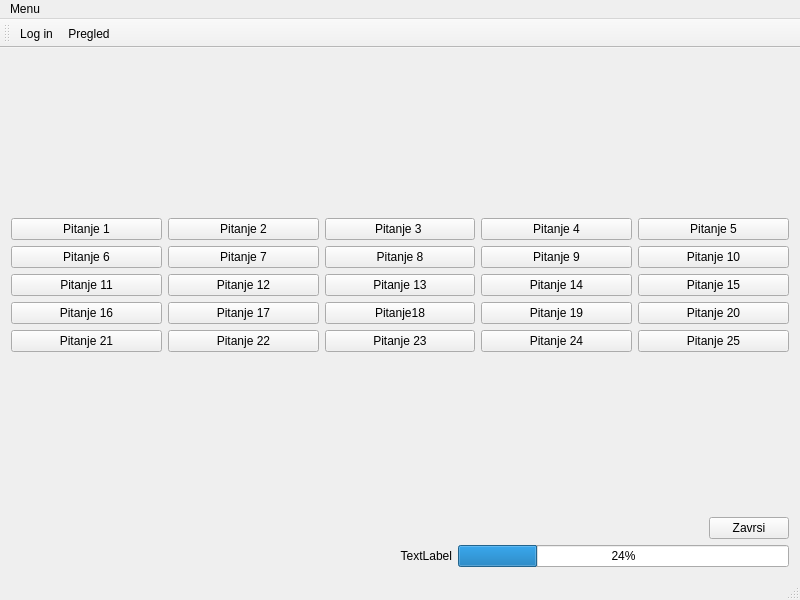
Qt form mainwindow.ui (AdnanBabajic/Quiz-uniproject) before a commit.
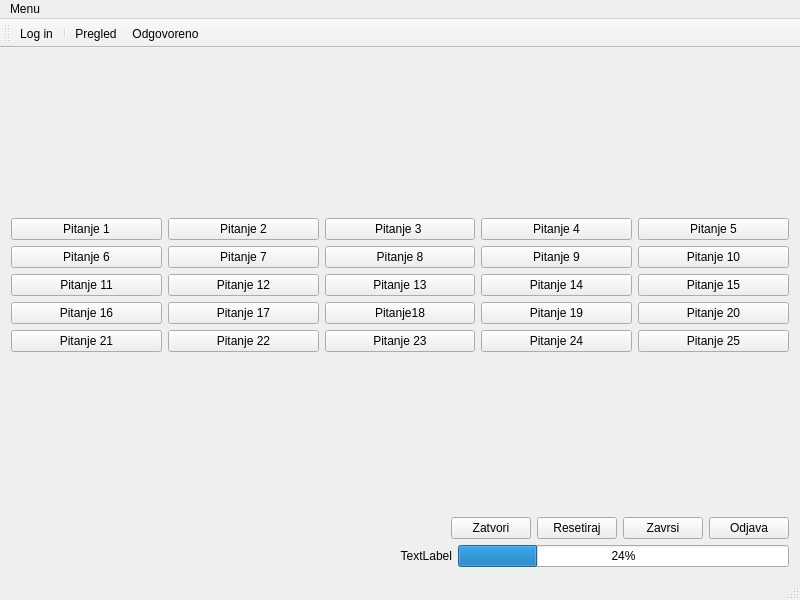
The same form after that commit. Icons and pictures are not drawn.

```diff
--- a/mainwindow.ui
+++ b/mainwindow.ui
@@ -255,6 +255,20 @@
         </property>
        </spacer>
       </item>
+      <item>
+       <widget class="QPushButton" name="exit">
+        <property name="text">
+         <string>Zatvori</string>
+        </property>
+       </widget>
+      </item>
+      <item>
+       <widget class="QPushButton" name="restart">
+        <property name="text">
+         <string>Resetiraj</string>
+        </property>
+       </widget>
+      </item>
       <item>
        <widget class="QPushButton" name="ending">
         <property name="text">
@@ -262,6 +276,13 @@
         </property>
        </widget>
       </item>
+      <item>
+       <widget class="QPushButton" name="logout">
+        <property name="text">
+         <string>Odjava</string>
+        </property>
+       </widget>
+      </item>
      </layout>
     </item>
     <item>
@@ -330,7 +351,9 @@
     <bool>false</bool>
    </attribute>
    <addaction name="actionLog_in"/>
+   <addaction name="separator"/>
    <addaction name="actionPregled"/>
+   <addaction name="actionOdgovoreno"/>
   </widget>
   <widget class="QStatusBar" name="statusBar"/>
   <action name="actionLog_in">
@@ -351,6 +374,15 @@
     <string>Pregled</string>
    </property>
   </action>
+  <action name="actionOdgovoreno">
+   <property name="icon">
+    <iconset resource="icons.qrc">
+     <normaloff>:/unnamed.png</normaloff>:/unnamed.png</iconset>
+   </property>
+   <property name="text">
+    <string>Odgovoreno</string>
+   </property>
+  </action>
  </widget>
  <layoutdefault spacing="6" margin="11"/>
  <resources>
```
Left out of the diff: 1 changed line with no effect on the pictures.
